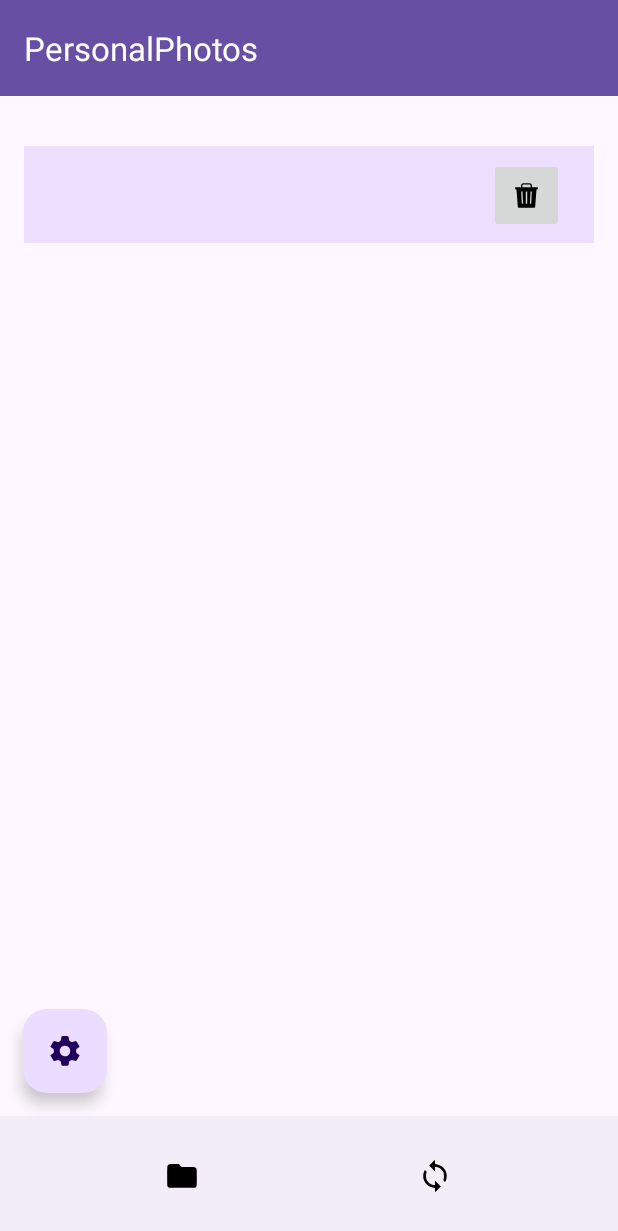
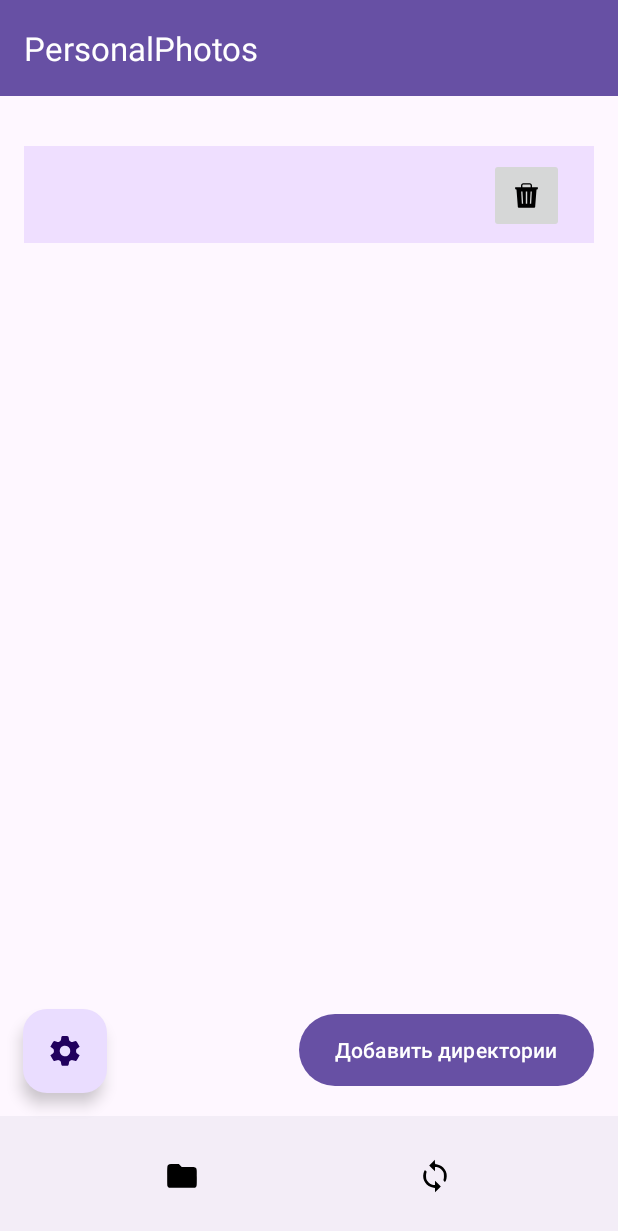
Before and after one commit to Bfbdjdi/PersonalPhotos, an Android app: the BottomActivity screen opened directly, with no data from a screen before it, on a phone screen of 412 x 824 dp. Shown: the top 1231 px of the screen. Run offline under Robolectric (Android 15) with nearby library versions, the phone set to English and light mode, and no system bars; libraries missing offline, so code that uses them is left out: com.thegrizzlylabs.sardineandroid; 4 statements that could not run were skipped.

Commit message:
Версия 0.8.1: 1. фрагмент Folders готов, не считая бага с обновлением списка при добавлении первого элемента; 2. исправлен баг с не появляющимися оповещениями Toast - для их работы появился новый сервис

```diff
--- a/app/src/main/java/com/mirea/kt/ribo/oao_salty/BottomActivity.java
+++ b/app/src/main/java/com/mirea/kt/ribo/oao_salty/BottomActivity.java
@@ -3,7 +3,6 @@ package com.mirea.kt.ribo.oao_salty;
 import android.annotation.SuppressLint;
 import android.content.Intent;
 import android.os.Bundle;
-import android.widget.Toast;
 
 import androidx.appcompat.widget.Toolbar;
 
@@ -14,7 +13,6 @@ import androidx.fragment.app.FragmentTransaction;
 import com.google.android.material.bottomnavigation.BottomNavigationView;
 import com.google.android.material.floatingactionbutton.FloatingActionButton;
 
-import java.util.Objects;
 import java.util.concurrent.ArrayBlockingQueue;
 
 public class BottomActivity extends AppCompatActivity {
@@ -40,43 +38,12 @@ public class BottomActivity extends AppCompatActivity {
 
         super.onCreate(savedInstanceState);
 
+        Intent serviceTogglerIntent = new Intent(this, EventsNotifierService.class);
+        this.startService(serviceTogglerIntent);
+
         setContentView(R.layout.activity_bottom);
 
         replaceFragment(new FoldersFragment());
-
-        String errorNetworkingMessage = blockedNetworkRelatedQueue.poll();
-        String errorFileMessage = blockedFilesRelatedQueue.poll();
-        String exceptionCodes = blockedExceptionReasonQueue.poll();
-
-        if (errorNetworkingMessage != null) {
-            switch (Objects.requireNonNull(errorNetworkingMessage)) {
-                case "failed creating PersonalPhotos folder in the WEBDAV. Connectivity issue?":
-                    Toast.makeText(this, "Не создал папку для сохранения в облаке.", Toast.LENGTH_SHORT).show();
-                    Toast.makeText(this, "Адрес сервера, данные аккаунта верно указаны?", Toast.LENGTH_SHORT).show();
-                    Toast.makeText(this, exceptionCodes, Toast.LENGTH_LONG).show();
-                    break;
-                case "failed listing files in the WEBDAV":
-                    Toast.makeText(this, "Не узнал о файлах в папке PP облака.", Toast.LENGTH_SHORT).show();
-                    break;
-                case "failed to upload a file to the WEBDAV":
-                    Toast.makeText(this, "Не смог загрузить файл в облако.", Toast.LENGTH_SHORT).show();
-                    break;
-                case "was connected, but then was suddenly disconnected":
-                    Toast.makeText(this, "Связь с сервером WEBDAV потеряна.", Toast.LENGTH_SHORT).show();
-                    break;
-                case "some user data is not provided":
-                    Toast.makeText(this, "Указаны не все требуемые данные для работы с WEBDAV.", Toast.LENGTH_SHORT).show();
-                    break;
-            }
-        }
-
-        if (errorFileMessage != null) {
-            switch (Objects.requireNonNull(errorFileMessage)) {
-                case "no directories were chosen in the device's memory by the user":
-                    Toast.makeText(this, "Отмена выбора папки.", Toast.LENGTH_SHORT).show();
-                    break;
-            }
-        }
 
         FloatingActionButton settingsButton = findViewById(R.id.settingsButton);
         settingsButton.setOnClickListener(item ->
@@ -84,7 +51,6 @@ public class BottomActivity extends AppCompatActivity {
             Intent intentMainInterface = new Intent(this, SettingsActivity.class);
             startActivity(intentMainInterface);
         });
-
 
         Toolbar toolbar = findViewById(R.id.mainToolbar);
         setSupportActionBar(toolbar);
--- a/app/src/main/java/com/mirea/kt/ribo/oao_salty/FilePathsAdapter.java
+++ b/app/src/main/java/com/mirea/kt/ribo/oao_salty/FilePathsAdapter.java
@@ -1,42 +1,77 @@
 package com.mirea.kt.ribo.oao_salty;
 
+import static android.content.Context.MODE_PRIVATE;
+
+import android.content.SharedPreferences;
 import android.view.LayoutInflater;
 import android.view.View;
 import android.view.ViewGroup;
 import android.widget.ImageButton;
 import android.widget.TextView;
-import android.widget.Toast;
 
 import androidx.annotation.NonNull;
 import androidx.recyclerview.widget.RecyclerView;
 
+import com.google.gson.Gson;
+import com.google.gson.reflect.TypeToken;
+
+import java.lang.reflect.Type;
 import java.util.ArrayList;
+import java.util.HashSet;
+import java.util.Set;
 
 public class FilePathsAdapter extends RecyclerView.Adapter<FilePathsAdapter.ViewHolder> {
 
     private ArrayList<FilePathsToInflate> pathsContainer;
+    private FoldersFragment fragment;
 
-    public FilePathsAdapter(ArrayList<FilePathsToInflate> pathsContainer) {
+    public FilePathsAdapter(ArrayList<FilePathsToInflate> pathsContainer, FoldersFragment fragment) {
         this.pathsContainer = pathsContainer;
+        this.fragment = fragment;
     }
 
-    public static class ViewHolder extends RecyclerView.ViewHolder{
+    public class ViewHolder extends RecyclerView.ViewHolder {
 
         private final TextView upperLineText;
         private final TextView lowerLineText;
         private final ImageButton deleteButton;
 
-        ViewHolder (View view)
-        {
+        ViewHolder(View view) {
             super(view);
             upperLineText = view.findViewById(R.id.shortFilePath);
             lowerLineText = view.findViewById(R.id.fullFilePath);
             deleteButton = view.findViewById(R.id.delete_button);
             deleteButton.setOnClickListener(v -> {
                 Integer position = getAdapterPosition();
-                Toast.makeText(v.getContext(), position.toString(), Toast.LENGTH_SHORT).show();
+                pathsFromSPRemover(view, (int) position);
             });
         }
+    }
+
+    public void pathsFromSPRemover(View view, int position) {
+
+        //Retrieving Uri's from SharedPrefs
+        SharedPreferences sharedPaths = view.getContext().getSharedPreferences("PathsData", MODE_PRIVATE);
+        String encodedStringedPaths = sharedPaths.getString("listOfPaths", "null");
+
+        //Setting up GSON
+        Gson gson = new Gson();
+        Type convertType = new TypeToken<Set<String>>() {}.getType();
+
+        //Getting Uri's and adding them into HashSet
+        Set<String> allSavedPathsDatasPaths = gson.fromJson(encodedStringedPaths, convertType);
+        Set<String> allSavedPathsDatasPathsModified = new HashSet<>();
+
+        for (String entry : allSavedPathsDatasPaths) {
+            if (!entry.contains(pathsContainer.get(position).getShortPath())) {
+                allSavedPathsDatasPathsModified.add(entry);
+            }
+        }
+
+        String dataWrappedInString = gson.toJson(allSavedPathsDatasPathsModified);
+        sharedPaths.edit().putString("listOfPaths", dataWrappedInString).apply();
+
+        ((FoldersFragment) fragment).adapterFilePathsUpdater();
     }
 
     @NonNull
@@ -49,8 +84,8 @@ public class FilePathsAdapter extends RecyclerView.Adapter<FilePathsAdapter.View
     @Override
     public void onBindViewHolder(@NonNull FilePathsAdapter.ViewHolder holder, int position) {
         FilePathsToInflate toInflate = pathsContainer.get(position);
-        holder.upperLineText.setText(toInflate.getLongPath());
-        holder.lowerLineText.setText(toInflate.getShortPath());
+        holder.upperLineText.setText(toInflate.getShortPath());
+        holder.lowerLineText.setText(toInflate.getLongPath());
     }
 
     @Override
--- a/app/src/main/java/com/mirea/kt/ribo/oao_salty/FoldersFragment.java
+++ b/app/src/main/java/com/mirea/kt/ribo/oao_salty/FoldersFragment.java
@@ -2,6 +2,7 @@ package com.mirea.kt.ribo.oao_salty;
 
 import static android.content.Context.MODE_PRIVATE;
 
+import android.content.Intent;
 import android.content.SharedPreferences;
 import android.os.Bundle;
 
@@ -12,6 +13,7 @@ import androidx.recyclerview.widget.RecyclerView;
 import android.view.LayoutInflater;
 import android.view.View;
 import android.view.ViewGroup;
+import android.widget.Button;
 
 import com.google.gson.Gson;
 import com.google.gson.reflect.TypeToken;
@@ -30,7 +32,7 @@ public class FoldersFragment extends Fragment {
         // Required empty public constructor
     }
 
-    public HashMap<String, String> pathsTypeConverter() {
+    public HashMap<String, String> pathsLabelBuilder() {
         HashMap<String, String> pathsBothLongShort = new HashMap<>();
 
         //Retrieving Uri's from SharedPrefs
@@ -40,7 +42,7 @@ public class FoldersFragment extends Fragment {
 
         //Setting up GSON
         Gson gson = new Gson();
-        Type convertType = new TypeToken<HashSet<String>>() {}.getType();
+        Type convertType = new TypeToken<HashSet<String>>(){}.getType();
 
         //Getting Uri's and adding them into HashSet
         HashSet<String> allSavedDFPaths = gson.fromJson(encodedStringedPaths, convertType);
@@ -49,26 +51,25 @@ public class FoldersFragment extends Fragment {
             String shortPathFromSP;
             String longPathFromSP;
             try {
-                shortPathFromSP = URLDecoder.decode(entry, "UTF-8").substring(entry.lastIndexOf("%2F") - 1);
+                if (entry.contains("%2F")) {
+                    shortPathFromSP = URLDecoder.decode(entry, "UTF-8").substring(entry.lastIndexOf("%2F") - 1);
+                } else {
+                    shortPathFromSP = URLDecoder.decode(entry, "UTF-8").substring(entry.lastIndexOf("%3A") + 1);
+                }
+
                 longPathFromSP = URLDecoder.decode(entry, "UTF-8").substring(entry.lastIndexOf("/primary"));
             } catch (UnsupportedEncodingException e) {
                 throw new RuntimeException(e);
             }
 
-            pathsBothLongShort.put(shortPathFromSP, longPathFromSP);
+            pathsBothLongShort.put(longPathFromSP, shortPathFromSP);
         }
         return pathsBothLongShort;
     }
 
-    @Override
-    public View onCreateView(LayoutInflater inflater, ViewGroup container,
-                             Bundle savedInstanceState) {
-
+    public void adapterFilePathsUpdater() {
         HashMap<String, String> listOfFilesPathsToShow;
-
-        View rootView = inflater.inflate(R.layout.fragment_folders, container, false);
-
-        listOfFilesPathsToShow = pathsTypeConverter();
+        listOfFilesPathsToShow = pathsLabelBuilder();
 
         ArrayList<FilePathsToInflate> arrayOfPaths = new ArrayList<>();
 
@@ -76,16 +77,47 @@ public class FoldersFragment extends Fragment {
             arrayOfPaths.add(new FilePathsToInflate(set.getKey(), set.getValue()));
         }
 
-        RecyclerView rcView = rootView.findViewById(R.id.rvFilePaths);
-        FilePathsAdapter adapter = new FilePathsAdapter(arrayOfPaths);
+        RecyclerView rcView = rootViewThisLocal.findViewById(R.id.rvFilePaths);
+        FilePathsAdapter adapter = new FilePathsAdapter(arrayOfPaths, FoldersFragment.this);
         rcView.setLayoutManager(new LinearLayoutManager(requireContext(), LinearLayoutManager.VERTICAL, false));
         rcView.setAdapter(adapter);
+    }
+
+    @Override
+    public void onResume() {
+        super.onResume();
+
+        adapterFilePathsUpdater();
+    }
+
+    @Override
+    public void onPause() {
+        super.onPause();
+
+        adapterFilePathsUpdater();
+    }
+
+    private View rootViewThisLocal;
+
+    @Override
+    public View onCreateView(LayoutInflater inflater, ViewGroup container,
+                             Bundle savedInstanceState) {
+
+        rootViewThisLocal = inflater.inflate(R.layout.fragment_folders, container, false);
 
         WEBDAVSync WEBDAVUtil = new WEBDAVSync(requireContext());
-        //WEBDAVUtil.foldersPathsObtainer();
+
+        Button addPathsButton = rootViewThisLocal.findViewById(R.id.addPathsButton);
+        addPathsButton.setOnClickListener(item ->
+        {
+            WEBDAVUtil.foldersPathsObtainer();
+        });
+
+        adapterFilePathsUpdater();
+
         //WEBDAVUtil.fileUploader("startServiceFileUploader");
 
-        return rootView;
+        return rootViewThisLocal;
     }
 
     @Override
--- a/app/src/main/res/layout/fragment_folders.xml
+++ b/app/src/main/res/layout/fragment_folders.xml
@@ -24,6 +24,17 @@
         app:layout_constraintTop_toBottomOf="@id/invincibleToolBar"
         app:layout_constraintBottom_toBottomOf="parent"
         android:layout_marginBottom="164dp"
-         android:layout_height="0dp"/>
+        android:layout_height="0dp"/>
+
+    <Button
+        android:id="@+id/addPathsButton"
+        android:layout_width="wrap_content"
+        android:layout_height="56dp"
+        android:text="Добавить директории"
+        app:layout_constraintTop_toBottomOf="@id/rvFilePaths"
+        app:layout_constraintEnd_toEndOf="parent"
+        android:layout_marginEnd="16dp"
+        android:layout_marginTop="12dp"
+        />
 
 </androidx.constraintlayout.widget.ConstraintLayout>
```
Also changed, not shown: app/src/main/AndroidManifest.xml (+6 -1 lines), app/src/main/java/com/mirea/kt/ribo/oao_salty/EventsNotifierService.java (added, +65 -0 lines), app/src/main/java/com/mirea/kt/ribo/oao_salty/FileUploadService.java (+8 -2 lines), app/src/main/java/com/mirea/kt/ribo/oao_salty/FolderPicker.java (+8 -4 lines), app/src/main/java/com/mirea/kt/ribo/oao_salty/ServerAuthProcess.java (+7 -4 lines), app/src/main/java/com/mirea/kt/ribo/oao_salty/SyncFragment.java (+2 -10 lines), app/src/main/java/com/mirea/kt/ribo/oao_salty/WEBDAVSync.java (+5 -5 lines).
